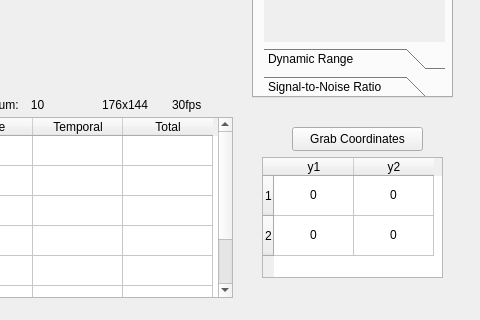
Old version of the form mainwindow.ui in the repository yuranxue272181/WPIMQP; both pictures show x 368 to 848 and y 262 to 582 of the 848 by 582 pixel window.
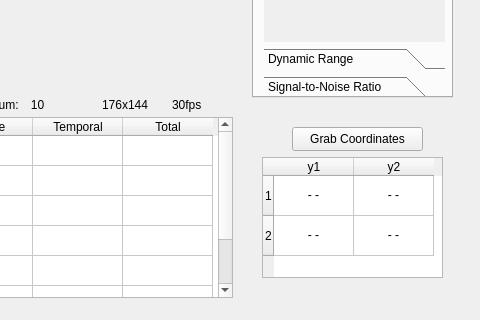
New version of the form.

Patch:
```diff
--- a/mainwindow.ui
+++ b/mainwindow.ui
@@ -1238,7 +1238,7 @@
     </column>
     <item row="0" column="0">
      <property name="text">
-      <string>0</string>
+      <string>- -</string>
      </property>
      <property name="textAlignment">
       <set>AlignCenter</set>
@@ -1246,7 +1246,7 @@
     </item>
     <item row="0" column="1">
      <property name="text">
-      <string>0</string>
+      <string>- -</string>
      </property>
      <property name="textAlignment">
       <set>AlignCenter</set>
@@ -1254,7 +1254,7 @@
     </item>
     <item row="1" column="0">
      <property name="text">
-      <string>0</string>
+      <string>- -</string>
      </property>
      <property name="textAlignment">
       <set>AlignCenter</set>
@@ -1262,7 +1262,7 @@
     </item>
     <item row="1" column="1">
      <property name="text">
-      <string>0</string>
+      <string>- -</string>
      </property>
      <property name="textAlignment">
       <set>AlignCenter</set>
```
